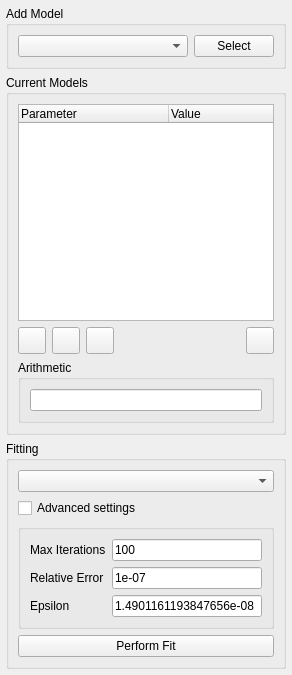
spacetelescope/specviz, file specviz/data/qt/ui/model_fitting_plugin.ui: the form before one commit.
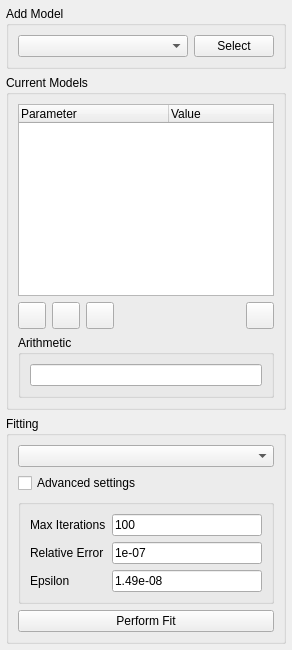
The form after the commit. Icons and pictures are not drawn.

Commit message: Move layer widget to qt designer

Patch:
```diff
--- a/specviz/data/qt/ui/model_fitting_plugin.ui
+++ b/specviz/data/qt/ui/model_fitting_plugin.ui
@@ -2,18 +2,13 @@
 <ui version="4.0">
  <class>dialog_resample_warning</class>
  <widget class="QWidget" name="dialog_resample_warning">
-  <property name="geometry">
-   <rect>
-    <x>0</x>
-    <y>0</y>
-    <width>292</width>
-    <height>675</height>
-   </rect>
-  </property>
   <property name="windowTitle">
    <string>Form</string>
   </property>
   <layout class="QVBoxLayout" name="layout_vertical">
+   <property name="sizeConstraint">
+    <enum>QLayout::SetMinAndMaxSize</enum>
+   </property>
    <property name="leftMargin">
     <number>6</number>
    </property>
@@ -309,7 +304,7 @@
          <item row="2" column="1">
           <widget class="QLineEdit" name="epsilon_line_edit">
            <property name="text">
-            <string>1.4901161193847656e-08</string>
+            <string>1.49e-08</string>
            </property>
           </widget>
          </item>
```
The commit also changes 4 other files.
